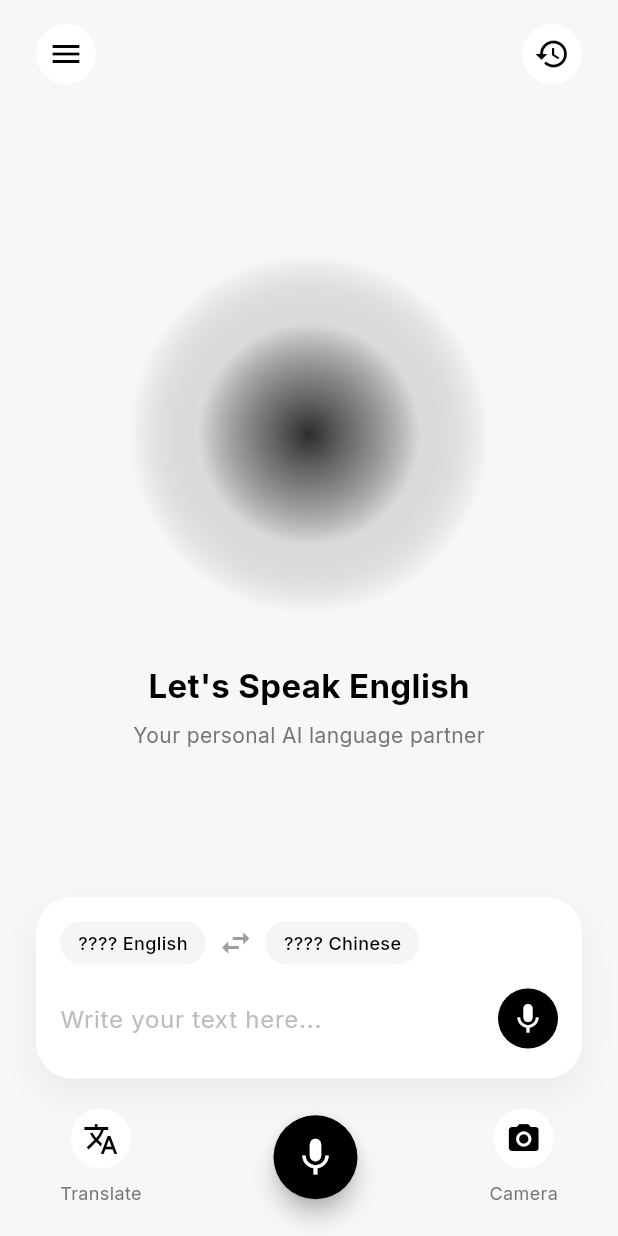
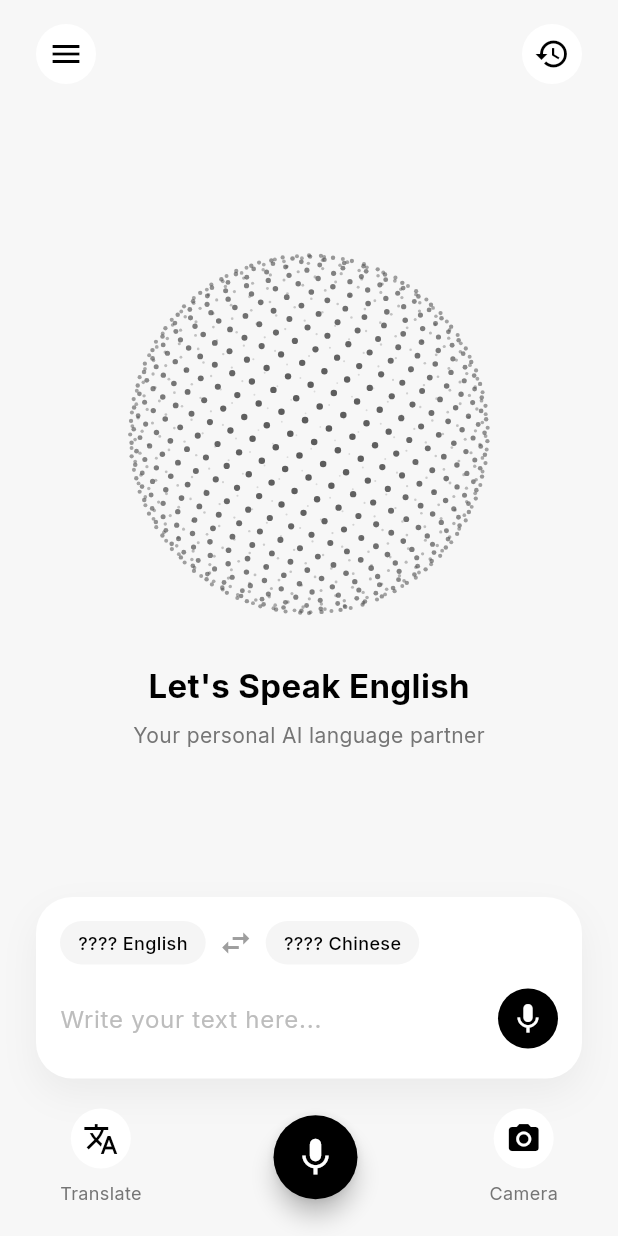
Before and after one commit to NexsisNelson/Speakall, a Flutter app: the screen it shows after launch, after a tap on "Get Started", on a phone screen of 412 x 824 dp. Run offline on Flutter 3.47's test engine with Material 3 defaults, Android fonts, the phone set to English and light mode, and no system bars; our stand-ins replace flutter_tts, google_fonts, speech_to_text; missing offline and left inert: translator.

Commit message:
Add animated speech orb and transcript handoff
Animate the home-screen orb during speech recognition, pass finalized transcripts into translation, and debounce partial speech translations. Update the widget test to handle the continuous animation.

Co-authored-by: Copilot <223556219+Copilot@users.noreply.github.com>

```diff
--- a/lib/screens/home_screen.dart
+++ b/lib/screens/home_screen.dart
@@ -1,9 +1,101 @@
+import 'dart:async';
+
 import 'package:flutter/material.dart';
+import 'package:speech_to_text/speech_to_text.dart' as stt;
 
+import '../widgets/speaking_orb.dart';
 import 'translation_screen.dart';
 
-class HomeScreen extends StatelessWidget {
+class HomeScreen extends StatefulWidget {
   const HomeScreen({super.key});
+
+  @override
+  State<HomeScreen> createState() => _HomeScreenState();
+}
+
+class _HomeScreenState extends State<HomeScreen> {
+  final stt.SpeechToText _speech = stt.SpeechToText();
+
+  bool _isListening = false;
+  bool _handoffInProgress = false;
+
+  Future<void> _toggleListening() async {
+    if (_isListening) {
+      await _speech.stop();
+      if (mounted) setState(() => _isListening = false);
+      return;
+    }
+
+    try {
+      final available = await _speech.initialize(
+        onStatus: (status) {
+          if (!mounted) return;
+          if (status == 'done' || status == 'notListening') {
+            setState(() => _isListening = false);
+          }
+        },
+        onError: (error) {
+          if (!mounted) return;
+          setState(() => _isListening = false);
+          _showMessage('Speech recognition error: ${error.errorMsg}');
+        },
+      );
+      if (!available) {
+        if (mounted) {
+          _showMessage('Speech recognition is unavailable on this device.');
+        }
+        return;
+      }
+      if (!mounted) return;
+
+      _handoffInProgress = false;
+      setState(() => _isListening = true);
+      await _speech.listen(
+        listenOptions: stt.SpeechListenOptions(
+          localeId: 'en_US',
+          partialResults: true,
+        ),
+        onResult: (result) {
+          final transcript = result.recognizedWords.trim();
+          if (!result.finalResult ||
+              transcript.isEmpty ||
+              _handoffInProgress ||
+              !mounted) {
+            return;
+          }
+
+          _handoffInProgress = true;
+          unawaited(_handoffTranscript(transcript));
+        },
+      );
+    } catch (error) {
+      if (!mounted) return;
+      setState(() => _isListening = false);
+      _showMessage('Could not start speech recognition: $error');
+    }
+  }
+
+  Future<void> _handoffTranscript(String transcript) async {
+    try {
+      await _speech.stop();
+    } catch (error) {
+      if (mounted) _showMessage('Could not stop speech recognition: $error');
+    }
+    if (!mounted) return;
+    setState(() => _isListening = false);
+    _openTranslation(context, initialEnglish: transcript);
+  }
+
+  void _showMessage(String message) {
+    ScaffoldMessenger.of(context)
+        .showSnackBar(SnackBar(content: Text(message)));
+  }
+
+  @override
+  void dispose() {
+    _speech.cancel();
+    super.dispose();
+  }
 
   @override
   Widget build(BuildContext context) {
@@ -25,17 +117,20 @@ class HomeScreen extends StatelessWidget {
               child: Column(
                 mainAxisAlignment: MainAxisAlignment.center,
                 children: [
-                  _SpeakOrb(
+                  SpeakingOrb(
+                    isListening: _isListening,
                     size: MediaQuery.sizeOf(context).height < 700 ? 180 : 240,
                   ),
                   const SizedBox(height: 32),
-                  const Text(
-                    "Let's Speak English",
+                  Text(
+                    _isListening ? 'Listening...' : "Let's Speak English",
                     style: TextStyle(fontSize: 22, fontWeight: FontWeight.bold),
                   ),
                   const SizedBox(height: 8),
                   Text(
-                    'Your personal AI language partner',
+                    _isListening
+                        ? 'Speak now'
+                        : 'Your personal AI language partner',
                     style: TextStyle(fontSize: 14, color: Colors.grey.shade600),
                   ),
                 ],
@@ -60,10 +155,14 @@ class HomeScreen extends StatelessWidget {
                     },
                   ),
                   FloatingActionButton(
-                    onPressed: () => _openTranslation(context),
-                    backgroundColor: Colors.black,
+                    onPressed: _toggleListening,
+                    backgroundColor: _isListening ? Colors.red : Colors.black,
                     shape: const CircleBorder(),
-                    child: const Icon(Icons.mic, color: Colors.white, size: 30),
+                    child: Icon(
+                      _isListening ? Icons.stop : Icons.mic,
+                      color: Colors.white,
+                      size: 30,
+                    ),
                   ),
                   _BottomAction(
                     icon: Icons.camera_alt,
@@ -79,10 +178,12 @@ class HomeScreen extends StatelessWidget {
     );
   }
 
-  static void _openTranslation(BuildContext context) {
+  static void _openTranslation(BuildContext context, {String? initialEnglish}) {
     Navigator.push(
       context,
-      MaterialPageRoute<void>(builder: (_) => const TranslationScreen()),
+      MaterialPageRoute<void>(
+        builder: (_) => TranslationScreen(initialEnglish: initialEnglish),
+      ),
     );
   }
 }
@@ -149,7 +250,7 @@ class _TranslateCardState extends State<_TranslateCard> {
                 child: IconButton(
                   tooltip: 'Open conversation',
                   icon: const Icon(Icons.mic, color: Colors.white),
-                  onPressed: () => HomeScreen._openTranslation(context),
+                  onPressed: () => _HomeScreenState._openTranslation(context),
                 ),
               ),
             ],
@@ -169,43 +270,6 @@ class _TranslateCardState extends State<_TranslateCard> {
       child: Text(
         text,
         style: const TextStyle(fontSize: 12, fontWeight: FontWeight.w500),
-      ),
-    );
-  }
-}
-
-class _SpeakOrb extends StatelessWidget {
-  const _SpeakOrb({required this.size});
-
-  final double size;
-
-  @override
-  Widget build(BuildContext context) {
-    return Container(
-      width: size,
-      height: size,
-      decoration: BoxDecoration(
-        shape: BoxShape.circle,
-        gradient: RadialGradient(
-          colors: [
-            Colors.black.withValues(alpha: 0.1),
-            Colors.grey.withValues(alpha: 0.3),
-            Colors.transparent,
-          ],
-          stops: const [0.2, 0.6, 1],
-        ),
-      ),
-      child: Center(
-        child: Container(
-          width: 150,
-          height: 150,
-          decoration: BoxDecoration(
-            shape: BoxShape.circle,
-            gradient: RadialGradient(
-              colors: [Colors.black.withValues(alpha: 0.8), Colors.transparent],
-            ),
-          ),
-        ),
       ),
     );
   }
--- /dev/null
+++ b/lib/widgets/speaking_orb.dart
@@ -0,0 +1,88 @@
+import 'dart:math' as math;
+
+import 'package:flutter/material.dart';
+
+class SpeakingOrb extends StatefulWidget {
+  const SpeakingOrb({super.key, required this.isListening, this.size = 260});
+
+  final bool isListening;
+  final double size;
+
+  @override
+  State<SpeakingOrb> createState() => _SpeakingOrbState();
+}
+
+class _SpeakingOrbState extends State<SpeakingOrb>
+    with SingleTickerProviderStateMixin {
+  late final AnimationController _controller;
+
+  @override
+  void initState() {
+    super.initState();
+    _controller = AnimationController(
+      vsync: this,
+      duration: const Duration(milliseconds: 1400),
+    )..repeat(reverse: true);
+  }
+
+  @override
+  void dispose() {
+    _controller.dispose();
+    super.dispose();
+  }
+
+  @override
+  Widget build(BuildContext context) {
+    return AnimatedBuilder(
+      animation: _controller,
+      builder: (context, _) {
+        final t = _controller.value;
+        final pulse = widget.isListening ? 0.85 + t * 0.15 : 0.97 + t * 0.03;
+        final opacity = widget.isListening ? 0.55 + t * 0.45 : 0.7;
+
+        return Transform.scale(
+          scale: pulse,
+          child: Opacity(
+            opacity: opacity,
+            child: RepaintBoundary(
+              child: CustomPaint(
+                size: Size.square(widget.size),
+                painter: _OrbPainter(),
+              ),
+            ),
+          ),
+        );
+      },
+    );
+  }
+}
+
+class _OrbPainter extends CustomPainter {
+  @override
+  void paint(Canvas canvas, Size size) {
+    final center = Offset(size.width / 2, size.height / 2);
+    final radius = size.width / 2;
+    final paint = Paint();
+    const dotCount = 900;
+    final goldenAngle = math.pi * (3 - math.sqrt(5));
+
+    for (var i = 0; i < dotCount; i++) {
+      final y = 1 - (i / (dotCount - 1)) * 2;
+      final ringRadius = math.sqrt(1 - y * y);
+      final theta = goldenAngle * i;
+      final x = math.cos(theta) * ringRadius;
+      final z = math.sin(theta) * ringRadius;
+      final depth = (z + 1) / 2;
+
+      paint.color = Colors.black.withValues(alpha: 0.15 + depth * 0.75);
+      canvas.drawCircle(
+        Offset(center.dx + x * radius, center.dy + y * radius),
+        0.6 + depth * 1.6,
+        paint,
+      );
+    }
+  }
+
+  @override
+  bool shouldRepaint(covariant _OrbPainter oldDelegate) => false;
+}
```
Also changed, not shown: lib/screens/translation_screen.dart (+29 -6 lines), 1 other file.
